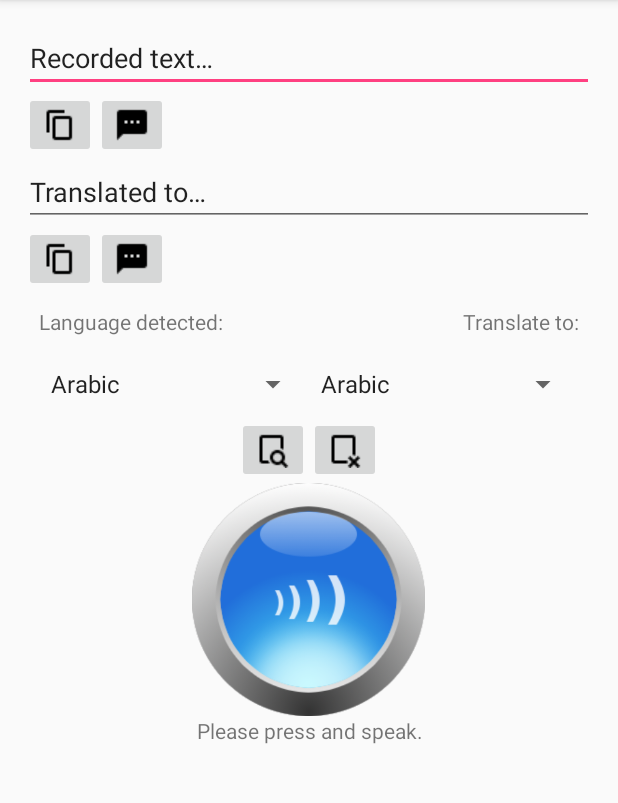
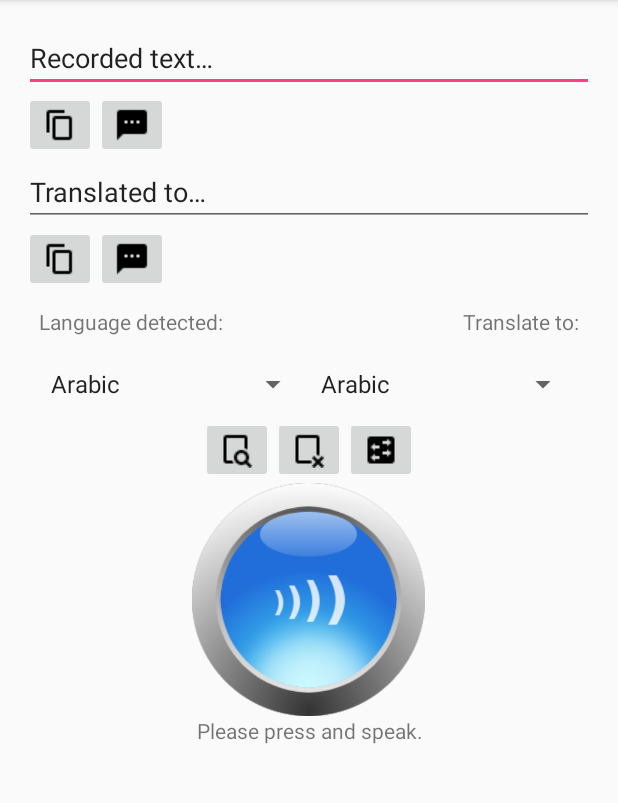
Before and after one commit to DLambros91/Speak2Me, an Android app: the screen it shows after launch (MainActivity), on a phone screen of 412 x 824 dp, the part 84-887 px from its top. Run offline under Robolectric (Android 15) with nearby library versions, the light colour scheme and no system bars; libraries missing offline, so code that uses them is left out: com.memetix.mst; 1 statement that could not run was skipped.

Commit message:
Swap Button Added

```diff
--- a/app/src/main/java/com/example/dlambros/speak2me/MainActivity.java
+++ b/app/src/main/java/com/example/dlambros/speak2me/MainActivity.java
@@ -43,6 +43,8 @@ public class MainActivity extends AppCompatActivity
 
     private ImageButton mRecord;
 
+    private ImageButton mSwitchSpin;
+
     private String phrase;
     private String translation;
 
@@ -53,7 +55,6 @@ public class MainActivity extends AppCompatActivity
 
     private ImageButton mCopy;
     private ImageButton mCopyTranslation;
-
 
     private ImageButton mView;
     private ImageButton mDelete;
@@ -134,7 +135,7 @@ public class MainActivity extends AppCompatActivity
     //private String speechLan;
     private Locale speechLan;
     private Language translated;
-    private int mposition;
+    private int mpositionTranslation, mpositionRecorded;
     //Locale SPANISH = new Locale("es", "ES");
 
     // SQL Database for storage
@@ -172,7 +173,7 @@ class RecordTask extends AsyncTask<Void, Void, Void>
 
     private void speakTranslation(String translation)
     {
-        mTextToSpeech.setLanguage(language[mposition]);
+        mTextToSpeech.setLanguage(language[mpositionTranslation]);
         mTextToSpeech.speak(translation, TextToSpeech.QUEUE_FLUSH, null, "translation");
     }
 
@@ -253,6 +254,17 @@ class RecordTask extends AsyncTask<Void, Void, Void>
 
         mSend = (ImageButton) findViewById(R.id.send);
         mSendTranslation = (ImageButton) findViewById(R.id.sendtranslate);
+
+        mSwitchSpin = (ImageButton) findViewById(R.id.switchSpinner);
+
+        mSwitchSpin.setOnClickListener(new View.OnClickListener() {
+            @Override
+            public void onClick(View v) {
+               // int temp = mpositionRecorded;
+                inLang.setSelection(mpositionTranslation);
+                outLang.setSelection(mpositionRecorded);
+            }
+        });
 
         mSend.setOnClickListener(new View.OnClickListener() {
             @Override
@@ -388,6 +400,7 @@ class RecordTask extends AsyncTask<Void, Void, Void>
         inLang.setOnItemSelectedListener(new AdapterView.OnItemSelectedListener() {
             @Override
             public void onItemSelected(AdapterView<?> parent, View view, int position, long id) {
+                mpositionRecorded = position;
                 speechLan = language[position];
                 /*switch (position)
                 {
@@ -638,7 +651,7 @@ class RecordTask extends AsyncTask<Void, Void, Void>
             @Override
             public void onItemSelected(AdapterView<?> parent, View view, int position, long id) {
                 //Toast.makeText(MainActivity.this, "you selected language at position " + Integer.toString(position), Toast.LENGTH_SHORT).show();
-                mposition = position;
+                mpositionTranslation = position;
                 translated = transto[position];
             }
 
--- a/app/src/main/res/layout/activity_main.xml
+++ b/app/src/main/res/layout/activity_main.xml
@@ -126,6 +126,12 @@
         android:layout_height="wrap_content"
         android:id="@+id/delete"
         android:src="@drawable/delete"/>
+
+        <ImageButton
+            android:layout_width="wrap_content"
+            android:layout_height="wrap_content"
+            android:id="@+id/switchSpinner"
+            android:src="@drawable/switchspin"/>
     </LinearLayout>
     <LinearLayout
         android:layout_width="match_parent"
```
Also changed, not shown: app/src/main/res/drawable/switchspin.png (added).
